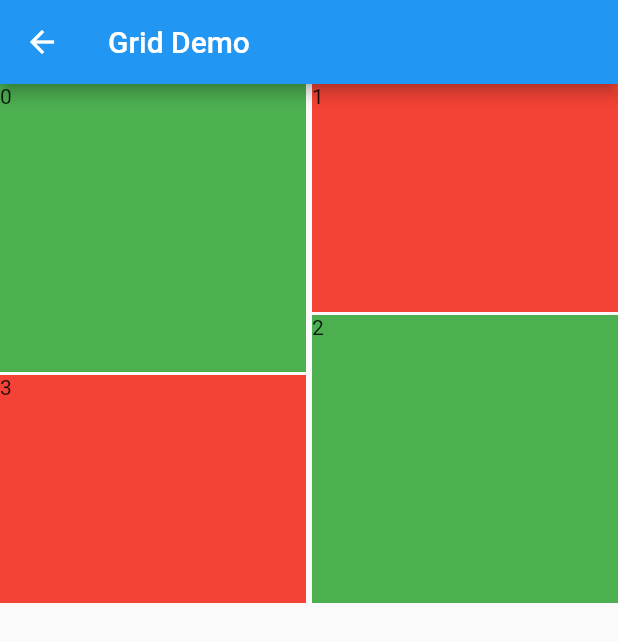
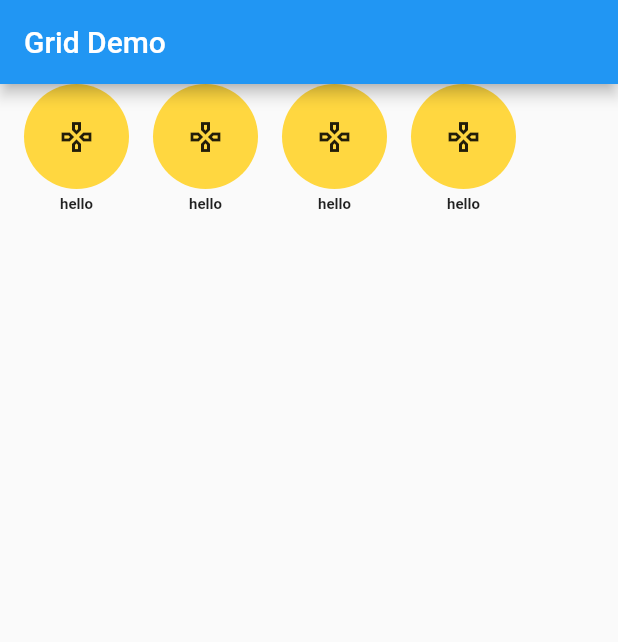
Before and after one commit to kaushik-savani/kaushik, a Flutter app: the demoGrid screen opened directly, on a phone screen of 412 x 824 dp. Shown: the top 642 px of the screen. Run offline on Flutter 3.47's test engine with Material 2 defaults, Android fonts, the phone set to English and light mode, and no system bars; our stand-ins replace dio, flutter_carousel_widget.

Commit message:
initial commit1

```diff
--- a/lib/main.dart
+++ b/lib/main.dart
@@ -1,6 +1,7 @@
 import 'package:flutter/material.dart';
 import 'package:flutter/services.dart';
 import 'package:kaushik/ViewPage.dart';
+import 'package:kaushik/try.dart';
 
 void main() => runApp(const MyApp());
 
@@ -13,7 +14,7 @@ class MyApp extends StatelessWidget {
   Widget build(BuildContext context) {
     return const MaterialApp(
       title: _title,
-      home: ViewPage(),
+      home: demoGrid(),
     );
   }
 }
--- a/lib/try.dart
+++ b/lib/try.dart
@@ -15,7 +15,58 @@ class _demoGridState extends State<demoGrid> {
       appBar: AppBar(
         title: Text("Grid Demo"),
       ),
-      body: MasonryGridView.count(itemCount: 4,
+      body: SizedBox(
+        height: MediaQuery.of(context).size.height * .15,
+        child: ListView.separated(
+          padding: const EdgeInsets.symmetric(horizontal: 16.0),
+          shrinkWrap: true,
+          itemBuilder: (context, index) {
+            return GestureDetector(
+              onTap: () {
+
+              },
+              child: Column(
+                children: [
+                  AnimatedContainer(
+                    duration: const Duration(milliseconds: 400),
+                    curve: Curves.easeInOutCirc,
+                    padding: const EdgeInsets.symmetric(horizontal: 2.0),
+                    alignment: Alignment.center,
+                    height: 70.0 ,
+                    width: 70.0,
+                    decoration: BoxDecoration(
+                      shape: BoxShape.circle,
+                      color: Colors.amberAccent,
+                    ),
+                    child: Icon(
+                      Icons.gamepad_outlined,
+                    ),
+                  ),
+                  SizedBox(height: 4.0),
+                  Container(
+                    width: 60,
+                    child: Text('hello',
+                      style: TextStyle(
+                          fontSize: 10.0,
+                          fontWeight: FontWeight.bold,
+                          color: Colors.black87),
+                      textAlign: TextAlign.center,
+                      maxLines: 2,
+                      overflow: TextOverflow.ellipsis,
+                    ),
+                  )
+                ],
+              ),
+            );
+          },
+          scrollDirection: Axis.horizontal,
+          separatorBuilder: (_, __) => SizedBox(
+            width: 16.0,
+          ),
+          itemCount: 4,
+        ),
+      )
+      /*MasonryGridView.count(itemCount: 4,
           itemBuilder: (context, index) {
             return InkWell(
               onTap: () {
@@ -31,7 +82,7 @@ class _demoGridState extends State<demoGrid> {
           },
           crossAxisCount: 2,
       mainAxisSpacing: 2,
-      crossAxisSpacing: 4,),
+      crossAxisSpacing: 4,),*/
     );
   }
 }
```
